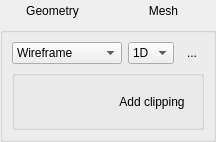
Before: the Qt Designer form src/Mod/Fem/Gui/Resources/ui/ViewSettingsWidget.ui in ickby/FreeCAD, drawn with Qt 5.
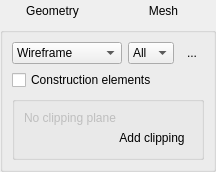
After: the same form once the commit is applied. Icons and pictures are not drawn.

Commit message: Improvement to view panel UI

Diff of the .ui file:
```diff
--- a/src/Mod/Fem/Gui/Resources/ui/ViewSettingsWidget.ui
+++ b/src/Mod/Fem/Gui/Resources/ui/ViewSettingsWidget.ui
@@ -106,12 +106,7 @@
           </property>
           <item>
            <property name="text">
-            <string>1D</string>
-           </property>
-          </item>
-          <item>
-           <property name="text">
-            <string>2D</string>
+            <string>All</string>
            </property>
           </item>
           <item>
@@ -136,6 +131,40 @@
         </item>
        </layout>
       </item>
+      <item>
+       <layout class="QHBoxLayout" name="horizontalLayout_4">
+        <item>
+         <widget class="QCheckBox" name="Construction">
+          <property name="text">
+           <string>Construction elements</string>
+          </property>
+         </widget>
+        </item>
+        <item>
+         <spacer name="horizontalSpacer_3">
+          <property name="orientation">
+           <enum>Qt::Orientation::Horizontal</enum>
+          </property>
+          <property name="sizeHint" stdset="0">
+           <size>
+            <width>10</width>
+            <height>20</height>
+           </size>
+          </property>
+         </spacer>
+        </item>
+        <item>
+         <widget class="QLabel" name="ElementCount">
+          <property name="text">
+           <string/>
+          </property>
+          <property name="alignment">
+           <set>Qt::AlignmentFlag::AlignRight|Qt::AlignmentFlag::AlignVCenter</set>
+          </property>
+         </widget>
+        </item>
+       </layout>
+      </item>
       <item>
        <widget class="QGroupBox" name="ClippingGroup">
         <property name="sizePolicy">
@@ -148,6 +177,19 @@
          <string/>
         </property>
         <layout class="QVBoxLayout" name="verticalLayout_3">
+         <property name="spacing">
+          <number>2</number>
+         </property>
+         <item>
+          <widget class="QLabel" name="ClipHint">
+           <property name="enabled">
+            <bool>false</bool>
+           </property>
+           <property name="text">
+            <string>No clipping plane</string>
+           </property>
+          </widget>
+         </item>
          <item>
           <layout class="QHBoxLayout" name="horizontalLayout_5">
            <item>
```
Left out of the diff: 15 changed lines with no effect on the pictures. The commit also changes 16 other files.
